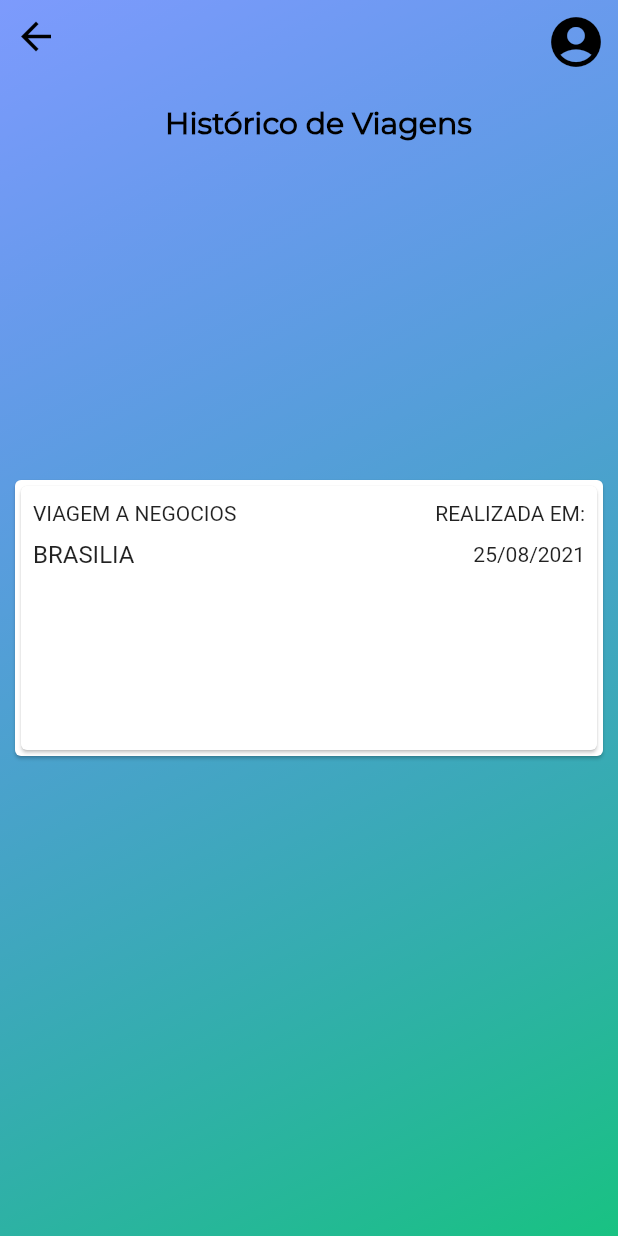
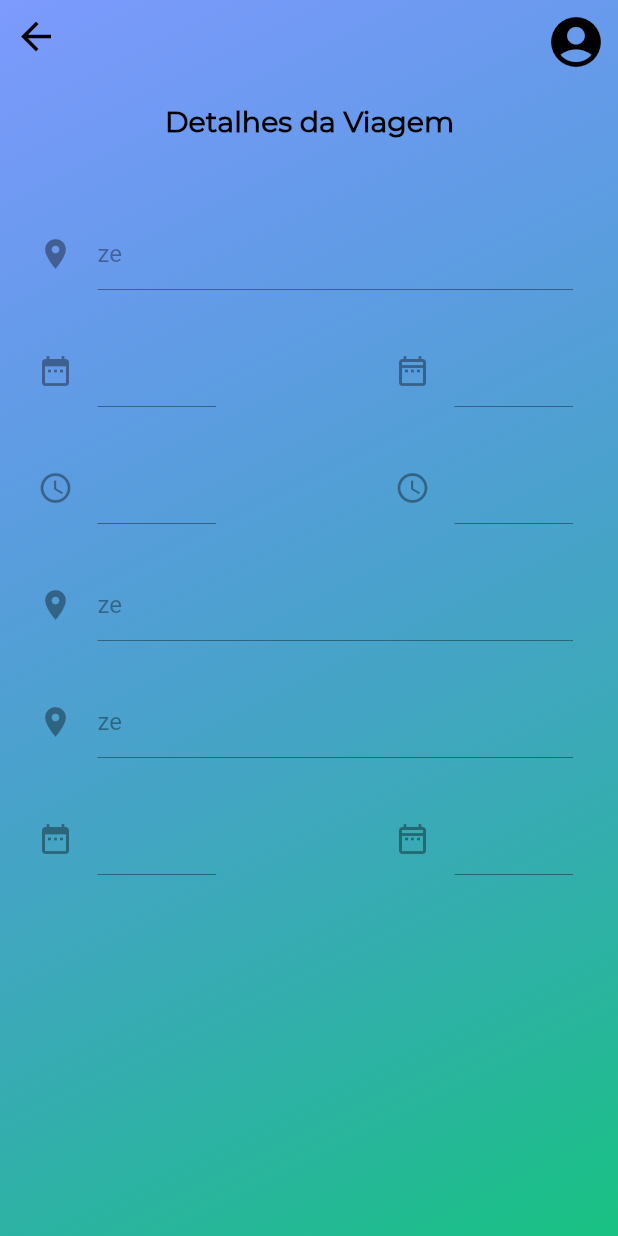
Before and after one commit to leticiaSS15/cost_trip_app, a Flutter app: the HistoricoViagens screen opened by its route, after a tap on "VIAGEM A NEGOCIOS", on a phone screen of 412 x 824 dp. Run offline on Flutter 3.47's test engine with Material 2 defaults, Android fonts, the phone set to English and light mode, and no system bars; project files that could hold a hidden picture were left out.

Commit message:
Finalização Telas

```diff
--- a/lib/pages/cadastrar_veiculo.dart
+++ b/lib/pages/cadastrar_veiculo.dart
@@ -5,6 +5,10 @@ import 'package:flutter/material.dart';
 
 
 class CadastroVeiculo extends StatefulWidget {
+
+  final bool edit;
+
+  const CadastroVeiculo({Key? key, required this.edit}) : super(key: key);
 
   @override
   _CadastroVeiculoState createState() => _CadastroVeiculoState();
@@ -21,7 +25,7 @@ class _CadastroVeiculoState extends State<CadastroVeiculo> {
           SizedBox(height: 100),
           Padding(
             padding: const EdgeInsets.only(top: 150.0),
-            child: CadastroVeiculoForm(),
+            child: CadastroVeiculoForm(edit: widget.edit,),
           )
         ],
       ),
--- a/lib/pages/historico_viagens.dart
+++ b/lib/pages/historico_viagens.dart
@@ -19,7 +19,7 @@ class _HistoricoViagensState extends State<HistoricoViagens> {
               vertical: 320,
               horizontal: 10,
             ),
-              child: CardViewViagem()
+              child: CardViewViagem(rota: 'historico',)
           ),
         ],
       ),
--- /dev/null
+++ b/lib/pages/visualizar_viagem.dart
@@ -0,0 +1,33 @@
+import 'package:cost_trip/views/viagem_form.dart';
+import 'package:cost_trip/views/view_viagem.dart';
+import 'package:cost_trip/widgets/app_bar.dart';
+import 'package:flutter/material.dart';
+
+
+class VisualizarViagem extends StatefulWidget {
+
+  final String tela;
+
+  const VisualizarViagem({Key? key, required this.tela}) : super(key: key);
+  @override
+  _VisualizarViagemState createState() => _VisualizarViagemState();
+}
+
+class _VisualizarViagemState extends State<VisualizarViagem> {
+
+  @override
+  Widget build(BuildContext context) {
+    return Scaffold(
+      body: Stack(
+        children: <Widget>[
+          AppBarViagem(name_page: "Detalhes da Viagem", tamanho_fonte: 19, exibir_return: true, exibir_perfil: true,),
+          SizedBox(height: 100),
+          Padding(
+            padding: const EdgeInsets.only(top: 110.0),
+            child: ViewViagem(tela: widget.tela,),
+          )
+        ],
+      ),
+    );
+  }
+}
--- a/lib/views/veiculo_cadastrado.dart
+++ b/lib/views/veiculo_cadastrado.dart
@@ -13,13 +13,13 @@ class _VeiculoCadastradoState extends State<VeiculoCadastrado> {
     return Scaffold(
       body: Stack(
         children: <Widget>[
-          AppBarViagem(name_page: 'Veìculos cadastrados', tamanho_fonte: 20.0, exibir_return: true, exibir_perfil: false,),
+          AppBarViagem(name_page: 'Veículos cadastrados', tamanho_fonte: 20.0, exibir_return: true, exibir_perfil: false,),
           Card(
               margin: EdgeInsets.symmetric(
                 vertical: 320,
                 horizontal: 10,
               ),
-              child: CardViewViagem()
+              child: CardViewViagem(rota: 'veiculo',)
           ),
           Padding(
             padding: const EdgeInsets.only(left: 100.0, right: 10.0, top: 600.0),
--- a/lib/views/viagem_chekin.dart
+++ b/lib/views/viagem_chekin.dart
@@ -20,7 +20,7 @@ class _ViagemCheckinState extends State<ViagemCheckin> {
                 vertical: 290,
                 horizontal: 10,
               ),
-              child: CardViewViagem()
+              child: CardViewViagem(rota: 'checkin',)
           ),
         ],
       ),
--- a/lib/views/viagem_planejada.dart
+++ b/lib/views/viagem_planejada.dart
@@ -20,7 +20,7 @@ class _ViagemPlanejadaState extends State<ViagemPlanejada> {
                 vertical: 290,
                 horizontal: 10,
               ),
-              child: CardViewViagem()
+              child: CardViewViagem(rota: 'visualizar',)
           ),
         ],
       ),
--- /dev/null
+++ b/lib/views/view_viagem.dart
@@ -0,0 +1,191 @@
+import 'package:cost_trip/widgets/app_bar.dart';
+import 'package:flutter/cupertino.dart';
+import 'package:flutter/material.dart';
+
+
+class ViewViagem extends StatefulWidget {
+
+  final String tela;
+
+  const ViewViagem({Key? key, required this.tela}) : super(key: key);
+
+  @override
+  _ViewViagemState createState() => _ViewViagemState();
+}
+
+class _ViewViagemState extends State<ViewViagem> {
+
+  var controller = new TextEditingController();
+  bool _edicao = false;
+
+
+  @override
+  Widget build(BuildContext context) {
+    return Scaffold(
+      backgroundColor: Colors.transparent,
+      body:SingleChildScrollView(
+        child: Column(
+          children: <Widget>[
+            SizedBox(height: 30.0),
+            Padding(
+              padding: const EdgeInsets.only(left: 25.0, right: 30.0, top: 5.0),
+              child: TextFormField(
+                enabled: _edicao,
+                initialValue: 'ze',
+                decoration: InputDecoration(
+                    focusColor: Colors.black,
+                    labelStyle: TextStyle(fontSize: 20),
+                    icon: Icon(Icons.location_on)),
+              ),
+            ),
+            Padding(
+              padding: const EdgeInsets.only(left: 25.0, right: 30.0, top: 30.0),
+              child: Row(
+                children: [
+                  Expanded(
+                    child: TextFormField(
+                      enabled: _edicao,
+                      decoration: InputDecoration(
+                          labelStyle: TextStyle(fontSize: 20),
+                          icon: Icon(Icons.date_range)),
+                    ),
+                  ),
+                  Spacer(),
+                  Expanded(
+                    child: TextFormField(
+                      enabled: _edicao,
+                      decoration: InputDecoration(
+                          labelStyle: TextStyle(fontSize: 20),
+                          icon: Icon(Icons.date_range_outlined)),
+                    ),
+                  ),
+                ],
+              ),
+            ),
+            Padding(
+              padding: const EdgeInsets.only(left: 25.0, right: 30.0, top: 30.0),
+              child: Row(
+                children: [
+                  Expanded(
+                    child: TextFormField(
+                      enabled: _edicao,
+                      decoration: InputDecoration(
+                          labelStyle: TextStyle(fontSize: 20),
+                          icon: Icon(Icons.access_time)),
+                    ),
+                  ),
+                  Spacer(),
+                  Expanded(
+                    child: TextFormField(
+                      enabled: _edicao,
+                      decoration: InputDecoration(
+                          labelStyle: TextStyle(fontSize: 20),
+                          icon: Icon(Icons.access_time_sharp)),
+                    ),
+                  ),
+                ],
+              ),
+            ),
+            Padding(
+              padding: const EdgeInsets.only(left: 25.0, right: 30.0, top: 30.0),
+              child: TextFormField(
+                enabled: _edicao,
+                initialValue: 'ze',
+                decoration: InputDecoration(
+                    focusColor: Colors.black,
+                    labelStyle: TextStyle(fontSize: 20),
+                    icon: Icon(Icons.location_on)),
+              ),
+            ),
+            Padding(
+              padding: const EdgeInsets.only(left: 25.0, right: 30.0, top: 30.0),
+              child: TextFormField(
+                enabled: _edicao,
+                initialValue: 'ze',
+                decoration: InputDecoration(
+                    focusColor: Colors.black,
+                    labelStyle: TextStyle(fontSize: 20),
+                    icon: Icon(Icons.location_on)),
+              ),
+            ),
+            if(widget.tela == 'historico') Padding(
+              padding: const EdgeInsets.only(left: 25.0, right: 30.0, top: 30.0),
+              child: Row(
+                children: [
+                  Expanded(
+                    child: TextFormField(
+                      enabled: _edicao,
+                      decoration: InputDecoration(
+                          labelStyle: TextStyle(fontSize: 20),
+                          icon: Icon(Icons.date_range)),
+                    ),
+                  ),
+                  Spacer(),
+                  Expanded(
+                    child: TextFormField(
+                      enabled: _edicao,
+                      decoration: InputDecoration(
+                          labelStyle: TextStyle(fontSize: 20),
+                          icon: Icon(Icons.date_range_outlined)),
+                    ),
+                  ),
+                ],
+              ),
+            ),
+            if(widget.tela == 'visualizar') Padding(
+              padding: const EdgeInsets.only(left: 5.0, right: 10.0, top: 70.0),
+              child: RaisedButton(
+                shape: RoundedRectangleBorder(
+                    borderRadius: BorderRadius.circular(30)
+                ),
+                child: Text("Realizar check-in",
+                  style: TextStyle(
+                    fontFamily: 'Montserrat',
+                    fontWeight: FontWeight.bold,
+                    color: Colors.black,
+                    fontSize: 15,
+                  ),
+                ),
+                color: Colors.greenAccent,
+                onPressed: (){},
+              ),
+            ),
+            if(widget.tela == 'checkin') Padding(
+              padding: const EdgeInsets.only(left: 20.0, right: 20.0, top: 50.0),
+              child: Row(
+                children: [
+                  Expanded(
+                    child: TextFormField(
+                      enabled: _edicao,
+                      decoration: InputDecoration(
+                          labelStyle: TextStyle(fontSize: 20),
+                          icon: Icon(Icons.check_circle)),
+                    ),
+                  ),
+                  SizedBox(width: 100,),
+                  Expanded(
+                    child: RaisedButton(
+                      shape: RoundedRectangleBorder(
+                          borderRadius: BorderRadius.circular(30)
+                      ),
+                      child: Text("Realizar check-out",
+                        style: TextStyle(
+                          fontFamily: 'Montserrat',
+                          fontWeight: FontWeight.bold,
+                          color: Colors.black,
+                          fontSize: 15,
+                        ),
+                      ),
+                      color: Colors.greenAccent,
+                      onPressed: (){},
+                    ),
+                  ),
+                ],
+              ),
+            ),
+          ],
+        ),
+      ),
+    );
+  }
+}
--- a/lib/widgets/card_viagem.dart
+++ b/lib/widgets/card_viagem.dart
@@ -1,6 +1,13 @@
+import 'package:cost_trip/pages/cadastrar_veiculo.dart';
+import 'package:cost_trip/pages/visualizar_viagem.dart';
+import 'package:cost_trip/views/cadastro_veiculo_form.dart';
+import 'package:cost_trip/views/view_viagem.dart';
 import 'package:flutter/material.dart';
 
 class CardViewViagem extends StatelessWidget{
+  final String rota;
+
+  const CardViewViagem({Key? key, required this.rota}) : super(key: key);
 
   @override
   Widget build(BuildContext context) {
@@ -67,7 +74,13 @@ class CardViewViagem extends StatelessWidget{
               ],
             ),
           ),
-          onTap: (){},
+          onTap: (){
+            if(rota == 'veiculo'){
+              Navigator.push(context, MaterialPageRoute(builder: (context) => CadastroVeiculo(edit: false,)));
+            } else {
+              Navigator.push(context, MaterialPageRoute(builder: (context) => VisualizarViagem(tela: rota)));
+            }
+          },
         ),
       ),
     );
--- a/pubspec.yaml
+++ b/pubspec.yaml
@@ -23,6 +23,9 @@ environment:
 dependencies:
   flutter:
     sdk: flutter
+  date_range_picker: ^1.0.7
+  flutter_datetime_picker: ^1.5.1
+  intl: ^0.17.0
 
 
   # The following adds the Cupertino Icons font to your application.
```
Also changed, not shown: lib/main.dart (+5 -3 lines), lib/views/cadastro_veiculo_form.dart (+9 -1 lines), lib/views/viagem_form.dart (+40 -2 lines), lib/views/visualizar_viagem.dart (deleted, +0 -132 lines), pubspec.lock, 1 other file.
